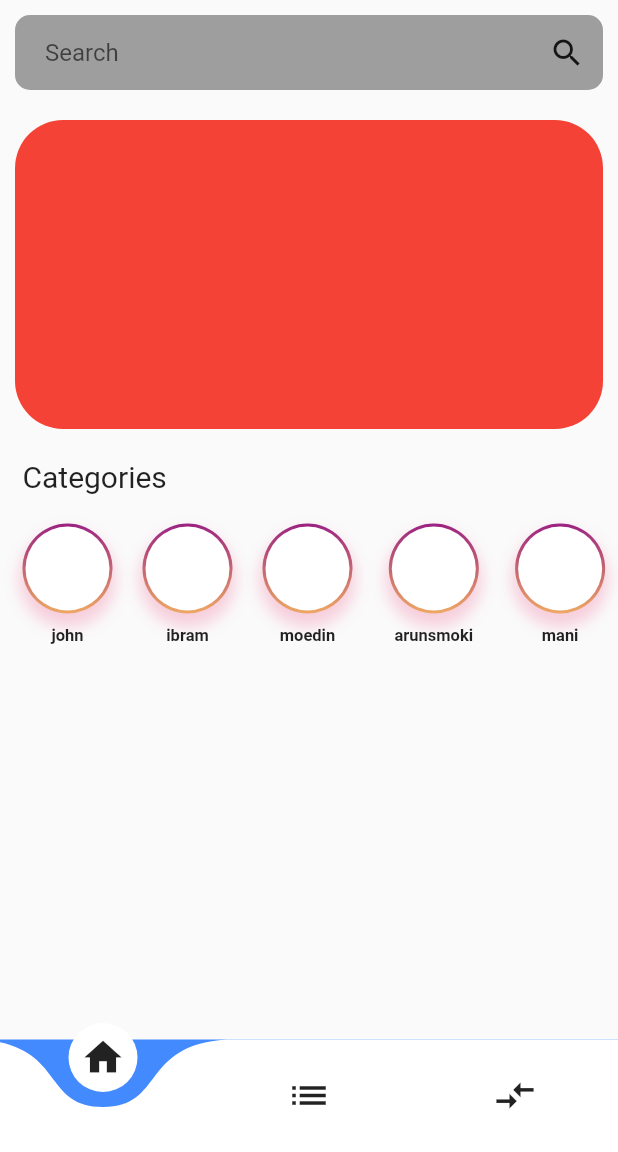
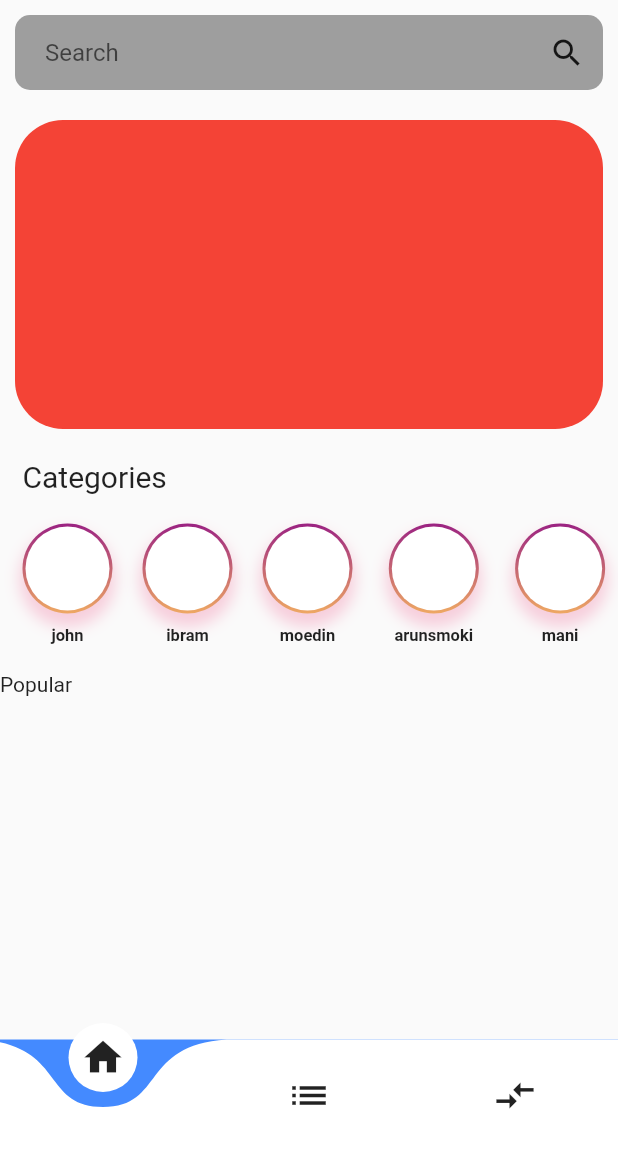
Before and after one commit to cyblogerz/Grocerystore-flutter, a Flutter app: the screen it shows after launch, on a phone screen of 412 x 824 dp, the part 84-1236 px from its top. Run offline on Flutter 3.47's test engine with Material 2 defaults, Android fonts, the phone set to English and light mode, and no system bars; drawn by our look-alikes of curved_navigation_bar; Roboto replaces fonts that are missing (Metropolis).

Commit message:
Update home.dart

```diff
--- a/lib/home.dart
+++ b/lib/home.dart
@@ -75,6 +75,10 @@ class Home extends StatelessWidget {
               ),
             ),
           ),
+          Text(
+            "Popular",
+            style: TextStyle(),
+          )
         ],
       ),
       bottomNavigationBar: CurvedNavigationBar(
```
